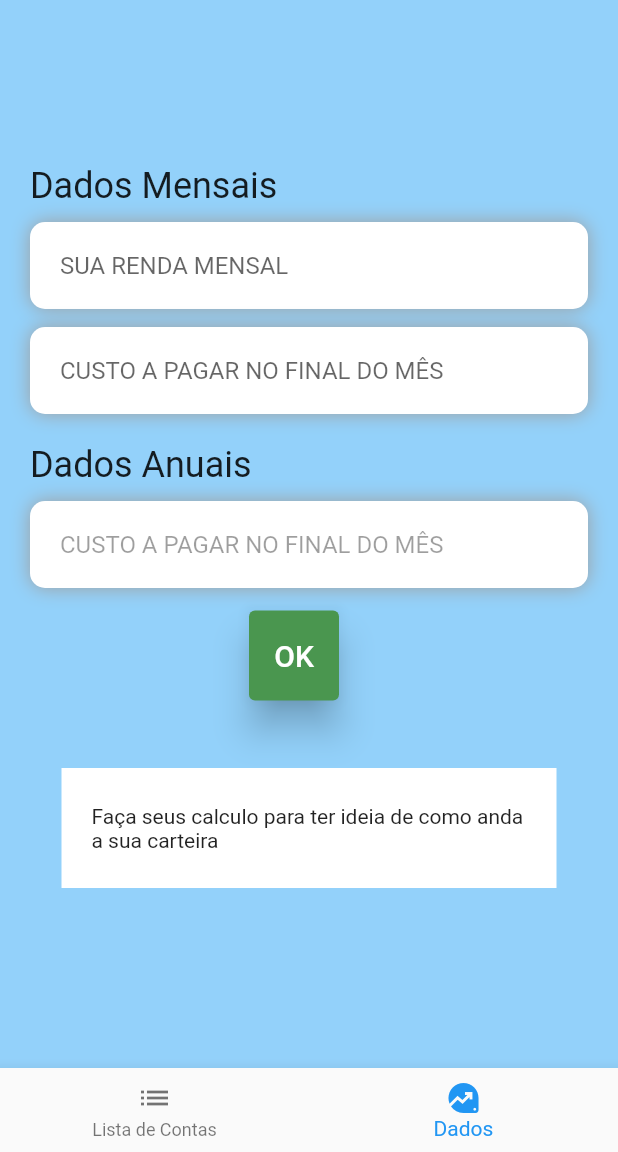
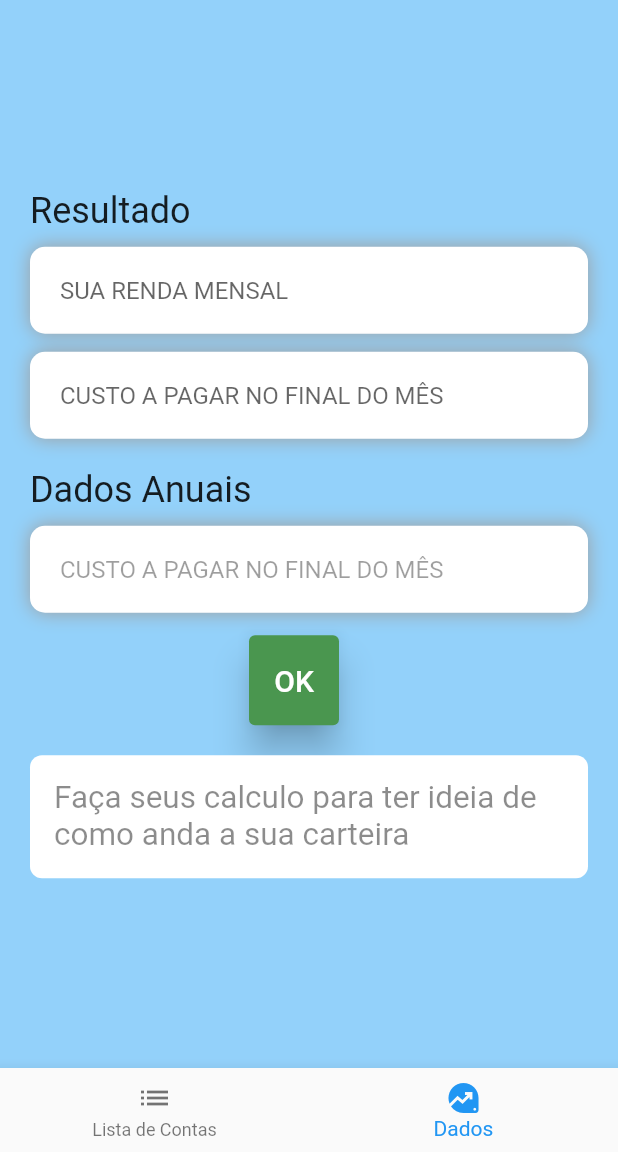
Before and after one commit to Miguel-Luis-1/MoneyControl, a Flutter app: the screen it shows after launch, swiped to page 2, on a phone screen of 412 x 824 dp, the part 84-1236 px from its top. Run offline on Flutter 3.47's test engine with Material 2 defaults, Android fonts, the phone set to English and light mode, and no system bars.

Commit message:
Conclusão do front-end da tela de 'Dados do Cliente'

```diff
--- a/lib/screens/data.dart
+++ b/lib/screens/data.dart
@@ -44,7 +44,7 @@ class _DataState extends State<Data> {
                   crossAxisAlignment: CrossAxisAlignment.start,
                   children: [
                     Text(
-                      'Dados Mensais',
+                      'Resultado',
                       style: TextStyle(
                         fontSize: 24.0,
                       ),
@@ -156,20 +156,22 @@ class _DataState extends State<Data> {
                     ),
                   ),
                 ),
-                const SizedBox(height: 25),
                 Container(
-                    width: 330,
-                    height: 80,
-                    color: Colors.white,
-                    child: Column(
-                      mainAxisAlignment: MainAxisAlignment.center,
-                      children: [
-                        Text(
-                            'Faça seus calculo para ter ideia de como anda a sua carteira '),
-                      ],
+                  padding:
+                      EdgeInsets.all(16.0), // Espaçamento interno do Container
+                  decoration: BoxDecoration(
+                    color: Colors.white, // Cor de fundo do Container
+                    borderRadius: BorderRadius.circular(
+                        8.0), // Borda arredondada do Container
+                  ),
+                  child: Text(
+                    'Faça seus calculo para ter ideia de como anda a sua carteira ',
+                    style: TextStyle(
+                      fontSize: 21.0, // Tamanho da fonte do texto
+                      color: Colors.black45, // Cor do texto
                     ),
-                    padding: const EdgeInsets.all(20)),
-                const SizedBox(height: 10),
+                  ),
+                ),
               ],
             ),
           ),
```
